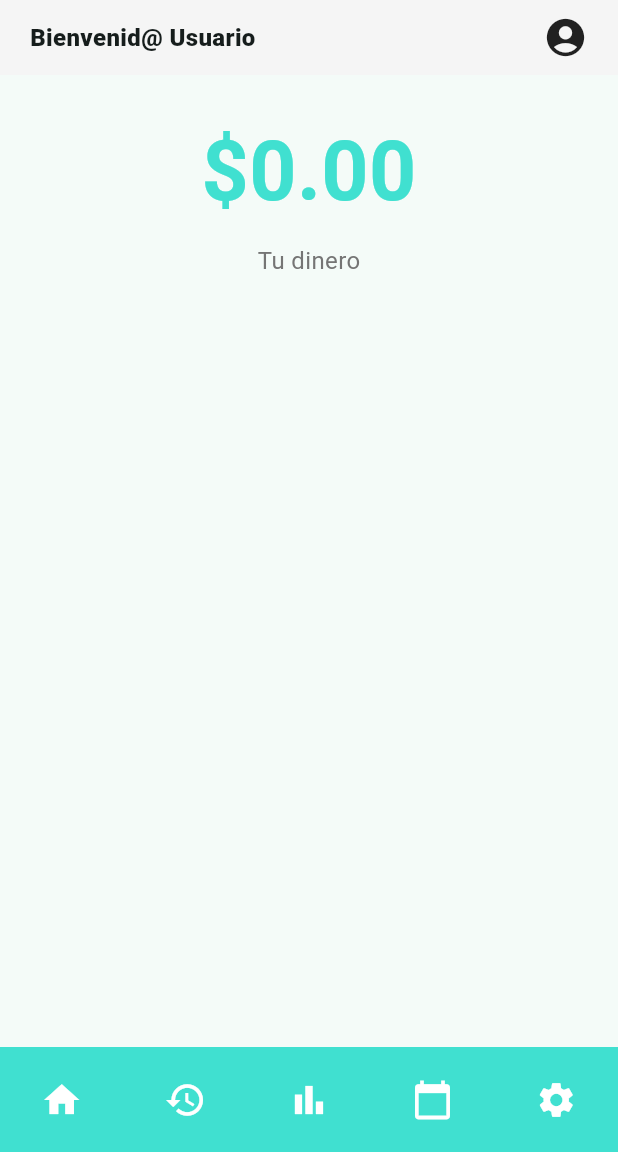
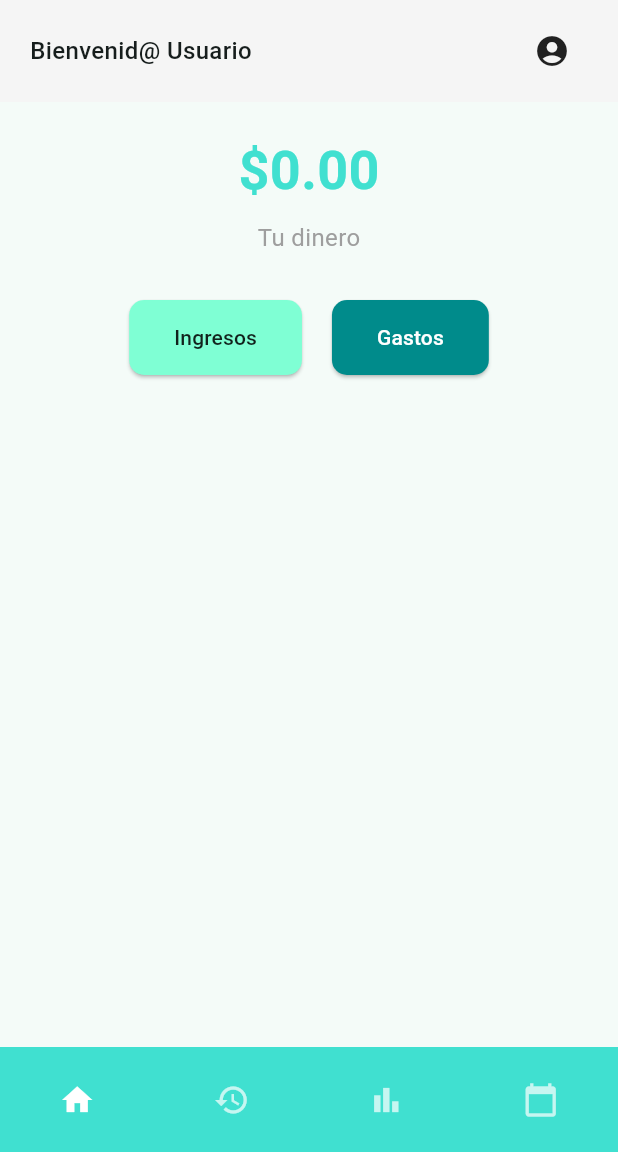
Before and after one commit to AdrianRodriguez04/finanzas, a Flutter app: the screen it shows after launch, on a phone screen of 412 x 824 dp, the part 84-1236 px from its top. Run offline on Flutter 3.47's test engine with Material 3 defaults, Android fonts, the phone set to English and light mode, and no system bars.

```diff
--- a/lib/main.dart
+++ b/lib/main.dart
@@ -1,4 +1,9 @@
 import 'package:flutter/material.dart';
+import 'historial.dart';
+import 'graficos.dart';
+import 'calendario.dart';
+import 'gastos.dart';
+import 'ingresos.dart';
 
 void main() {
   runApp(const MyApp());
@@ -20,6 +25,13 @@ class MyApp extends StatelessWidget {
         useMaterial3: true,
       ),
       home: const MyHomePage(title: 'APP FINANCIERA'),
+      routes: {
+        '/historial': (context) => const HistorialScreen(),
+        '/graficos': (context) => const GraficosScreen(),
+        '/calendario': (context) => const CalendarioScreen(),
+        '/gastos': (context) => const GastosScreen(),
+        '/ingresos': (context) => const IngresosScreen(),
+      },
     );
   }
 }
@@ -36,6 +48,15 @@ class MyHomePage extends StatefulWidget {
 class _MyHomePageState extends State<MyHomePage> {
   int _currentIndex = 0;
   bool _showLogoutButton = false;
+  double _saldo = 0.00;
+
+  // Lista de pantallas
+  final List<Widget> _screens = [
+    const _HomeContent(), // Contenido principal de la pantalla de inicio
+    const HistorialScreen(),
+    const GraficosScreen(),
+    const CalendarioScreen(),
+  ];
 
   void _onTabTapped(int index) {
     setState(() {
@@ -50,8 +71,19 @@ class _MyHomePageState extends State<MyHomePage> {
   }
 
   void _logout() {
-    // Lógica para cerrar sesión
     debugPrint('Usuario salió de la aplicación');
+  }
+
+  void _agregarIngreso() {
+    setState(() {
+      _saldo += 100.00;
+    });
+  }
+
+  void _agregarGasto() {
+    setState(() {
+      _saldo -= 50.00;
+    });
   }
 
   @override
@@ -69,109 +101,40 @@ class _MyHomePageState extends State<MyHomePage> {
           ),
         ),
       ),
-      body: Column(
-        children: [
-          // Barra de bienvenida con el botón de usuario
-          Container(
-            color: Colors.grey[100],
-            padding: const EdgeInsets.symmetric(horizontal: 20, vertical: 10),
-            child: Row(
-              mainAxisAlignment: MainAxisAlignment.spaceBetween,
-              crossAxisAlignment: CrossAxisAlignment.center,
-              children: [
-                const Text(
-                  'Bienvenid@ Usuario',
-                  style: TextStyle(
-                    fontSize: 16,
-                    fontWeight: FontWeight.w800,
-                  ),
-                ),
-                Row(
-                  children: [
-                    if (_showLogoutButton)
-                      Padding(
-                        padding: const EdgeInsets.only(right: 10),
-                        child: ElevatedButton(
-                          onPressed: _logout,
-                          style: ElevatedButton.styleFrom(
-                            backgroundColor: Colors.red[400],
-                            foregroundColor: Colors.white,
-                            padding: const EdgeInsets.symmetric(horizontal: 12, vertical: 6),
-                          ),
-                          child: const Text('Salir'),
-                        ),
-                      ),
-                    GestureDetector(
-                      onTap: _toggleLogoutButton,
-                      child: const Icon(
-                        Icons.account_circle,
-                        size: 30,
-                        color: Colors.black87,
-                      ),
-                    ),
-                  ],
-                ),
-              ],
-            ),
-          ),
-          // Espacio entre el mensaje y el saldo
-          const SizedBox(height: 25),
-          // Saldo centrado
-          Column(
-            mainAxisAlignment: MainAxisAlignment.center,
-            children: [
-              const Text(
-                '\$0.00',
-                style: TextStyle(
-                  fontSize: 55,
-                  fontWeight: FontWeight.bold,
-                  color: Color(0xFF40E0D0),
-                ),
-              ),
-              const SizedBox(height: 8),
-              Text(
-                'Tu dinero',
-                style: TextStyle(
-                  fontSize: 16,
-                  color: Colors.grey[600],
-                ),
-              ),
-            ],
-          ),
-          // Espacio restante
-          const Expanded(child: SizedBox()),
-        ],
+      // Usamos IndexedStack para mantener el estado de cada pantalla
+      body: IndexedStack(
+        index: _currentIndex,
+        children: _screens,
       ),
       bottomNavigationBar: Container(
         height: 70,
         color: const Color(0xFF40E0D0),
         child: Row(
           mainAxisAlignment: MainAxisAlignment.spaceAround,
-          children: <Widget>[
+          children: [
             IconButton(
-              icon: const Icon(Icons.home, size: 28, color: Colors.white),
+              icon: Icon(Icons.home,
+                  color: _currentIndex == 0 ? Colors.white : Colors.white70),
               onPressed: () => _onTabTapped(0),
               tooltip: 'Inicio',
             ),
             IconButton(
-              icon: const Icon(Icons.history, size: 28, color: Colors.white),
+              icon: Icon(Icons.history,
+                  color: _currentIndex == 1 ? Colors.white : Colors.white70),
               onPressed: () => _onTabTapped(1),
               tooltip: 'Historial',
             ),
             IconButton(
-              icon: const Icon(Icons.bar_chart, size: 28, color: Colors.white),
+              icon: Icon(Icons.bar_chart,
+                  color: _currentIndex == 2 ? Colors.white : Colors.white70),
               onPressed: () => _onTabTapped(2),
               tooltip: 'Gráficos',
             ),
             IconButton(
-              icon: const Icon(Icons.calendar_today, size: 28, color: Colors.white),
+              icon: Icon(Icons.calendar_today,
+                  color: _currentIndex == 3 ? Colors.white : Colors.white70),
               onPressed: () => _onTabTapped(3),
               tooltip: 'Calendario',
-            ),
-            IconButton(
-              icon: const Icon(Icons.settings, size: 28, color: Colors.white),
-              onPressed: () => _onTabTapped(4),
-              tooltip: 'Ajustes',
             ),
           ],
         ),
@@ -179,3 +142,111 @@ class _MyHomePageState extends State<MyHomePage> {
     );
   }
 }
+
+// Widget para el contenido de la pantalla de inicio
+class _HomeContent extends StatelessWidget {
+  const _HomeContent();
+
+  @override
+  Widget build(BuildContext context) {
+    final state = context.findAncestorStateOfType<_MyHomePageState>()!;
+
+    return Column(
+      children: [
+        // Barra de bienvenida
+        Container(
+          color: Colors.grey[100],
+          padding: const EdgeInsets.symmetric(horizontal: 20, vertical: 10),
+          child: Row(
+            mainAxisAlignment: MainAxisAlignment.spaceBetween,
+            children: [
+              const Text(
+                'Bienvenid@ Usuario',
+                style: TextStyle(
+                  fontSize: 16,
+                  fontWeight: FontWeight.w500,
+                ),
+              ),
+              Row(
+                children: [
+                  if (state._showLogoutButton)
+                    Padding(
+                      padding: const EdgeInsets.only(right: 10),
+                      child: ElevatedButton(
+                        onPressed: state._logout,
+                        style: ElevatedButton.styleFrom(
+                          backgroundColor: Colors.red[400],
+                          foregroundColor: Colors.white,
+                        ),
+                        child: const Text('Salir'),
+                      ),
+                    ),
+                  IconButton(
+                    icon: const Icon(Icons.account_circle),
+                    color: Colors.black87,
+                    onPressed: state._toggleLogoutButton,
+                  ),
+                ],
+              ),
+            ],
+          ),
+        ),
+        const SizedBox(height: 20),
+        // Saldo
+        Column(
+          children: [
+            Text(
+              '\$${state._saldo.toStringAsFixed(2)}',
+              style: const TextStyle(
+                fontSize: 36,
+                fontWeight: FontWeight.bold,
+                color: Color(0xFF40E0D0),
+              ),
+            ),
+            const SizedBox(height: 8),
+            const Text(
+              'Tu dinero',
+              style: TextStyle(
+                fontSize: 16,
+                color: Colors.grey,
+              ),
+            ),
+            const SizedBox(height: 30),
+            // Botones
+            Row(
+              mainAxisAlignment: MainAxisAlignment.center,
+              children: [
+                ElevatedButton(
+                  onPressed: state._agregarIngreso,
+                  style: ElevatedButton.styleFrom(
+                    backgroundColor: const Color(0xFF7FFFD4),
+                    foregroundColor: Colors.black87,
+                    padding: const EdgeInsets.symmetric(horizontal: 30, vertical: 15),
+                    shape: RoundedRectangleBorder(
+                      borderRadius: BorderRadius.circular(10),
+                    ),
+                  ),
+                  child: const Text('Ingresos'),
+                ),
+                const SizedBox(width: 20),
+                ElevatedButton(
+                  onPressed: state._agregarGasto,
+                  style: ElevatedButton.styleFrom(
+                    backgroundColor: const Color(0xFF008B8B),
+                    foregroundColor: Colors.white,
+                    padding: const EdgeInsets.symmetric(horizontal: 30, vertical: 15),
+                    shape: RoundedRectangleBorder(
+                      borderRadius: BorderRadius.circular(10),
+                    ),
+                  ),
+                  child: const Text('Gastos'),
+                ),
+              ],
+            ),
+          ],
+        ),
+        const Expanded(child: SizedBox()),
+      ],
+    );
+  }
+}
```
Also changed, not shown: lib/calendario.dart (added, +15 -0 lines), lib/gastos.dart (added, +15 -0 lines), lib/graficos.dart (added, +15 -0 lines), lib/historial.dart (added, +15 -0 lines), lib/ingresos.dart (added, +15 -0 lines), lib/login.dart (added).
